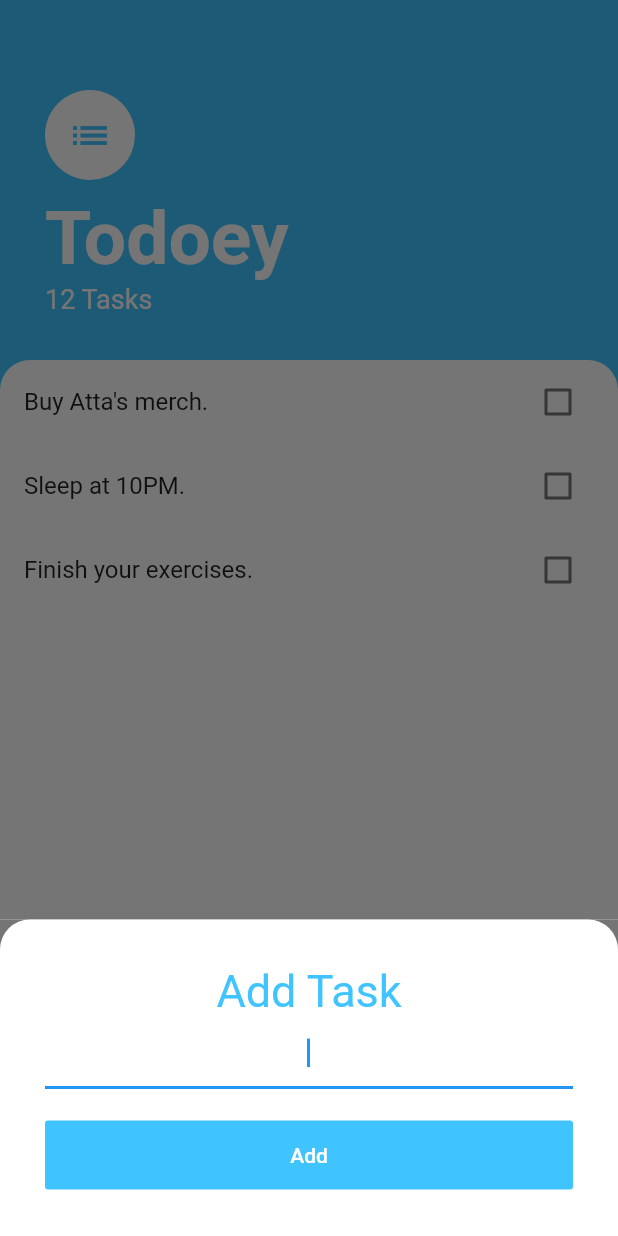
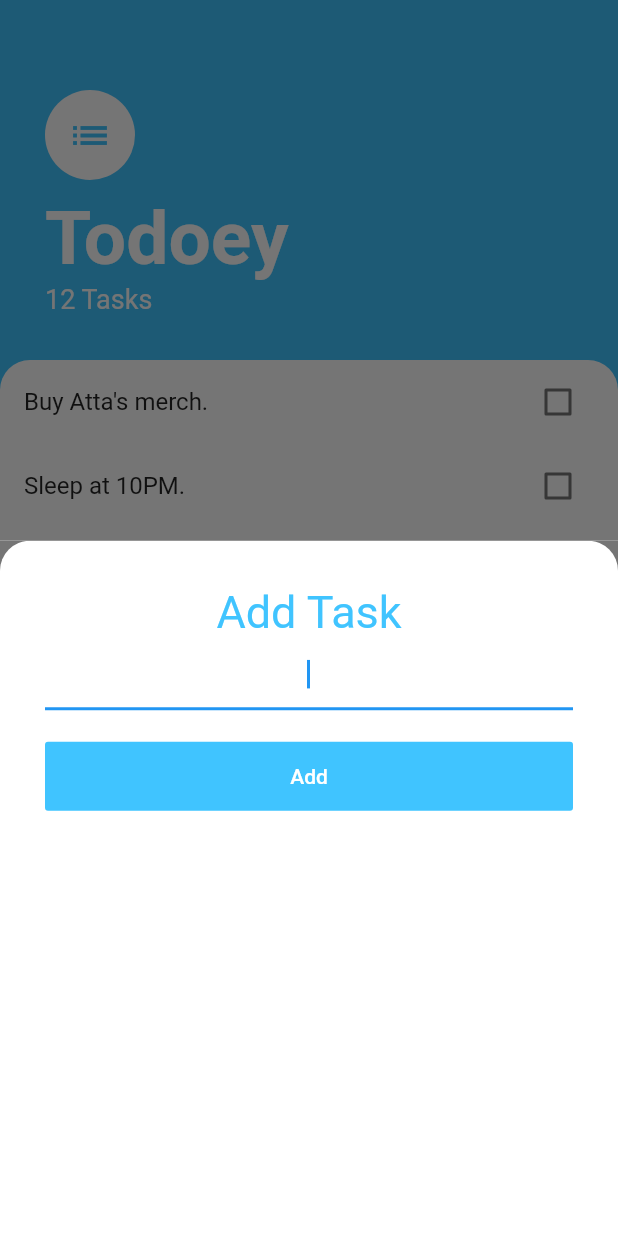
Before and after one commit to adityandar/todoey, a Flutter app: the screen it shows after launch, after a tap on the "add" icon, on a phone screen of 412 x 824 dp. Run offline on Flutter 3.47's test engine with Material 2 defaults, Android fonts, the phone set to English and light mode, and no system bars.

```diff
--- a/lib/screens/add_task_screen.dart
+++ b/lib/screens/add_task_screen.dart
@@ -1,6 +1,17 @@
 import 'package:flutter/material.dart';
 
-class AddTaskScreen extends StatelessWidget {
+class AddTaskScreen extends StatefulWidget {
+  final Function addTaskCallback;
+
+  AddTaskScreen(this.addTaskCallback);
+
+  @override
+  _AddTaskScreenState createState() => _AddTaskScreenState();
+}
+
+class _AddTaskScreenState extends State<AddTaskScreen> {
+  final myController = TextEditingController();
+
   @override
   Widget build(BuildContext context) {
     return Container(
@@ -14,9 +25,7 @@ class AddTaskScreen extends StatelessWidget {
             topLeft: Radius.circular(20.0),
           ),
         ),
-        padding: EdgeInsets.all(
-          30.0,
-        ),
+        padding: EdgeInsets.fromLTRB(30.0, 30.0, 30.0, 700.0),
         child: Column(
           crossAxisAlignment: CrossAxisAlignment.stretch,
           children: [
@@ -32,6 +41,7 @@ class AddTaskScreen extends StatelessWidget {
             TextField(
               autofocus: true,
               textAlign: TextAlign.center,
+              controller: myController,
             ),
             SizedBox(
               height: 20.0,
@@ -44,7 +54,7 @@ class AddTaskScreen extends StatelessWidget {
                 style: TextStyle(color: Colors.white),
               ),
               onPressed: () {
-                // add new task to the list.
+                widget.addTaskCallback(myController.text);
               },
             ),
           ],
--- a/lib/screens/tasks_screen.dart
+++ b/lib/screens/tasks_screen.dart
@@ -1,8 +1,20 @@
 import 'package:flutter/material.dart';
 import 'package:todoey_flutter/widgets/tasks_list.dart';
 import 'package:todoey_flutter/screens/add_task_screen.dart';
+import 'package:todoey_flutter/models/task.dart';
 
-class TasksScreen extends StatelessWidget {
+class TasksScreen extends StatefulWidget {
+  @override
+  _TasksScreenState createState() => _TasksScreenState();
+}
+
+class _TasksScreenState extends State<TasksScreen> {
+  List<Task> tasks = [
+    Task(name: 'Buy Atta\'s merch.'),
+    Task(name: 'Sleep at 10PM.'),
+    Task(name: 'Finish your exercises.'),
+  ];
+
   @override
   Widget build(BuildContext context) {
     return Scaffold(
@@ -16,10 +28,14 @@ class TasksScreen extends StatelessWidget {
             context: context,
             builder: (context) => SingleChildScrollView(
               child: Container(
-                padding: EdgeInsets.only(
-                    bottom: MediaQuery.of(context).viewInsets.bottom),
-                child: AddTaskScreen(),
-              ),
+                  padding: EdgeInsets.only(
+                      bottom: MediaQuery.of(context).viewInsets.bottom),
+                  child: AddTaskScreen((newTaskTitle) {
+                    setState(() {
+                      tasks.add(Task(name: newTaskTitle));
+                    });
+                    Navigator.pop(context);
+                  })),
             ),
           );
         },
@@ -76,7 +92,9 @@ class TasksScreen extends StatelessWidget {
                   topRight: Radius.circular(20.0),
                 ),
               ),
-              child: TasksList(),
+              child: TasksList(
+                tasks,
+              ),
             ),
           ),
         ],
--- a/lib/widgets/tasks_list.dart
+++ b/lib/widgets/tasks_list.dart
@@ -3,32 +3,30 @@ import 'package:todoey_flutter/widgets/task_tile.dart';
 import 'package:todoey_flutter/models/task.dart';
 
 class TasksList extends StatefulWidget {
+  final List<Task> tasks;
+
+  TasksList(this.tasks);
+
   @override
   _TasksListState createState() => _TasksListState();
 }
 
 class _TasksListState extends State<TasksList> {
-  List<Task> tasks = [
-    Task(name: 'Buy Atta\'s merch.'),
-    Task(name: 'Sleep at 10PM.'),
-    Task(name: 'Finish your exercises.'),
-  ];
-
   @override
   Widget build(BuildContext context) {
     return ListView.builder(
       itemBuilder: (context, index) {
         return TaskTile(
-          name: tasks[index].name,
-          isChecked: tasks[index].isDone,
+          name: widget.tasks[index].name,
+          isChecked: widget.tasks[index].isDone,
           onChanged: (newValue) {
             setState(() {
-              tasks[index].toggle();
+              widget.tasks[index].toggle();
             });
           },
         );
       },
-      itemCount: tasks.length,
+      itemCount: widget.tasks.length,
     );
   }
 }
```
